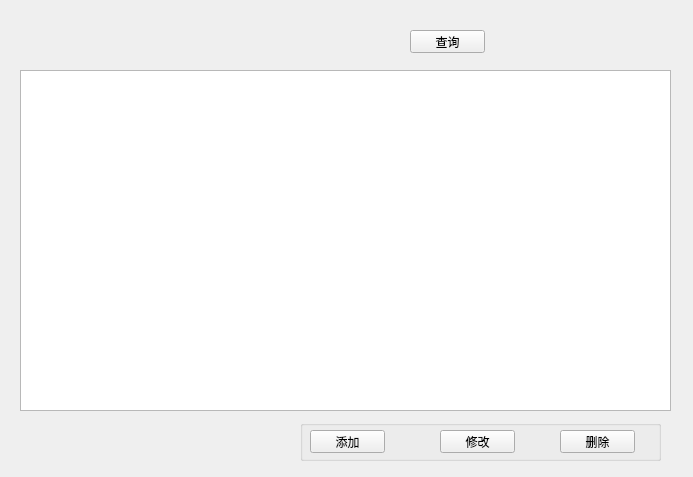
The window that GuardWidget.ui (yao901213/GuardCoop) describes before a commit, drawn with Qt 5.
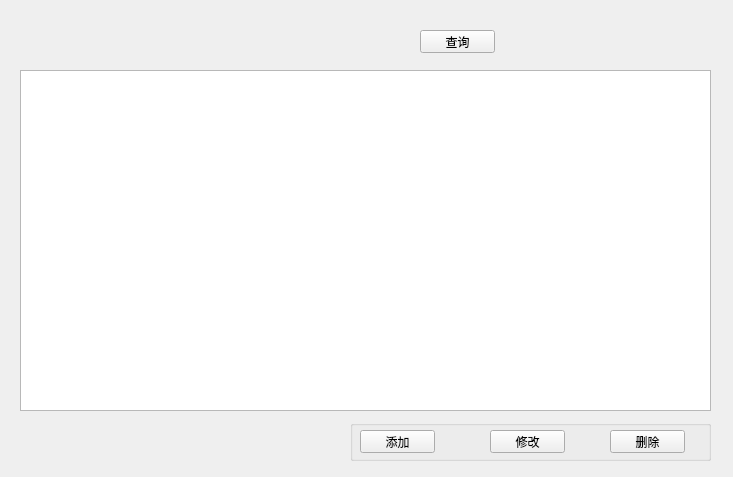
The same window after the commit.

The edit to the form file:
```diff
--- a/GuardWidget.ui
+++ b/GuardWidget.ui
@@ -6,7 +6,7 @@
    <rect>
     <x>0</x>
     <y>0</y>
-    <width>693</width>
+    <width>733</width>
     <height>477</height>
    </rect>
   </property>
@@ -18,7 +18,7 @@
     <rect>
      <x>20</x>
      <y>70</y>
-     <width>651</width>
+     <width>691</width>
      <height>341</height>
     </rect>
    </property>
@@ -26,7 +26,7 @@
   <widget class="QPushButton" name="pushButtonSearch">
    <property name="geometry">
     <rect>
-     <x>410</x>
+     <x>420</x>
      <y>30</y>
      <width>75</width>
      <height>23</height>
@@ -39,7 +39,7 @@
   <widget class="QGroupBox" name="groupBox">
    <property name="geometry">
     <rect>
-     <x>300</x>
+     <x>350</x>
      <y>420</y>
      <width>361</width>
      <height>41</height>
```
